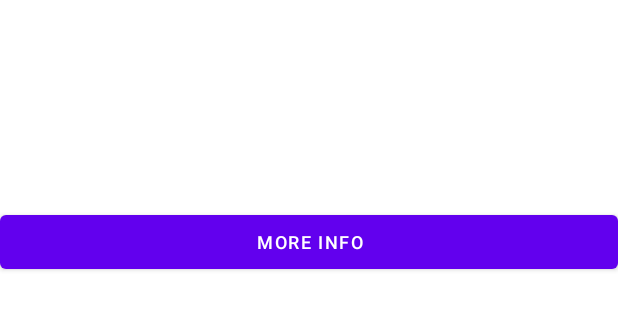
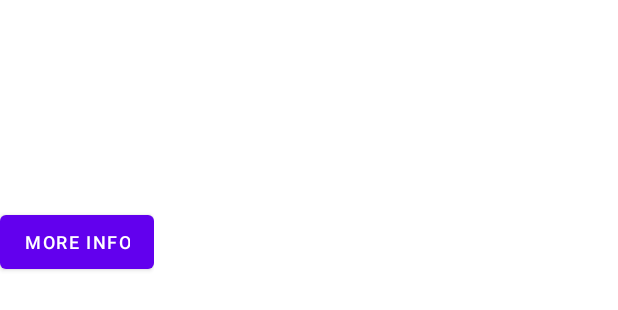
Before and after one commit to CAnsbach/CIT498, an Android app: the layout events_row_layout.xml on its own in the app's theme, with its tools: preview values and no code run, on a phone screen of 412 x 824 dp. Shown: the top 310 px of the screen. Run offline under Robolectric (Android 15) with nearby library versions, the phone set to English and light mode, and no system bars.

Commit message:
Added Code to Update the Action Bar Title

```diff
--- a/CampusEventTracker/app/src/main/java/com/example/campuseventtracker/EventHomeScreen.java
+++ b/CampusEventTracker/app/src/main/java/com/example/campuseventtracker/EventHomeScreen.java
@@ -28,6 +28,8 @@ public class EventHomeScreen extends AppCompatActivity
     {
         super.onCreate(savedInstanceState);
         setContentView(R.layout.activity_event_home_screen);
+
+        getSupportActionBar().setTitle("CET - School Events");
 
         Bundle email = getIntent().getExtras();
         RecyclerView rvEvents = findViewById(R.id.rvEvents);
--- a/CampusEventTracker/app/src/main/java/com/example/campuseventtracker/EventInfoActivity.java
+++ b/CampusEventTracker/app/src/main/java/com/example/campuseventtracker/EventInfoActivity.java
@@ -10,5 +10,7 @@ public class EventInfoActivity extends AppCompatActivity {
     protected void onCreate(Bundle savedInstanceState) {
         super.onCreate(savedInstanceState);
         setContentView(R.layout.activity_event_info);
+
+        getSupportActionBar().setTitle("CET - Event Information");
     }
 }
--- a/CampusEventTracker/app/src/main/java/com/example/campuseventtracker/MainActivity.java
+++ b/CampusEventTracker/app/src/main/java/com/example/campuseventtracker/MainActivity.java
@@ -20,6 +20,8 @@ public class MainActivity extends AppCompatActivity
     {
         super.onCreate(savedInstanceState);
         setContentView(R.layout.activity_main);
+
+        getSupportActionBar().setTitle("CET - User Login");
 
         inpEmail =  findViewById(R.id.txtEmailInput);
         inpPassword = findViewById(R.id.txtPasswordInput);
--- a/CampusEventTracker/app/src/main/res/layout/activity_event_home_screen.xml
+++ b/CampusEventTracker/app/src/main/res/layout/activity_event_home_screen.xml
@@ -8,10 +8,11 @@ tools:context=".MainActivity">
 
     <androidx.recyclerview.widget.RecyclerView
         android:id="@+id/rvEvents"
-    android:layout_width="409dp"
-    android:layout_height="601dp"
+        android:layout_width="wrap_content"
+        android:layout_height="wrap_content"
         app:layout_constraintBottom_toBottomOf="parent"
         app:layout_constraintEnd_toEndOf="parent"
+        app:layout_constraintHorizontal_bias="0.533"
         app:layout_constraintStart_toStartOf="parent"
         app:layout_constraintTop_toTopOf="parent" />
 </androidx.constraintlayout.widget.ConstraintLayout>
--- a/CampusEventTracker/app/src/main/res/layout/events_row_layout.xml
+++ b/CampusEventTracker/app/src/main/res/layout/events_row_layout.xml
@@ -1,6 +1,6 @@
 <?xml version="1.0" encoding="utf-8"?>
 <LinearLayout xmlns:android="http://schemas.android.com/apk/res/android"
-    android:layout_width="match_parent"
+    android:layout_width="wrap_content"
     android:layout_height="wrap_content"
     android:orientation="vertical"
     android:paddingTop="10dp"
```
Lines whose indentation alone changed are shown as unchanged.
